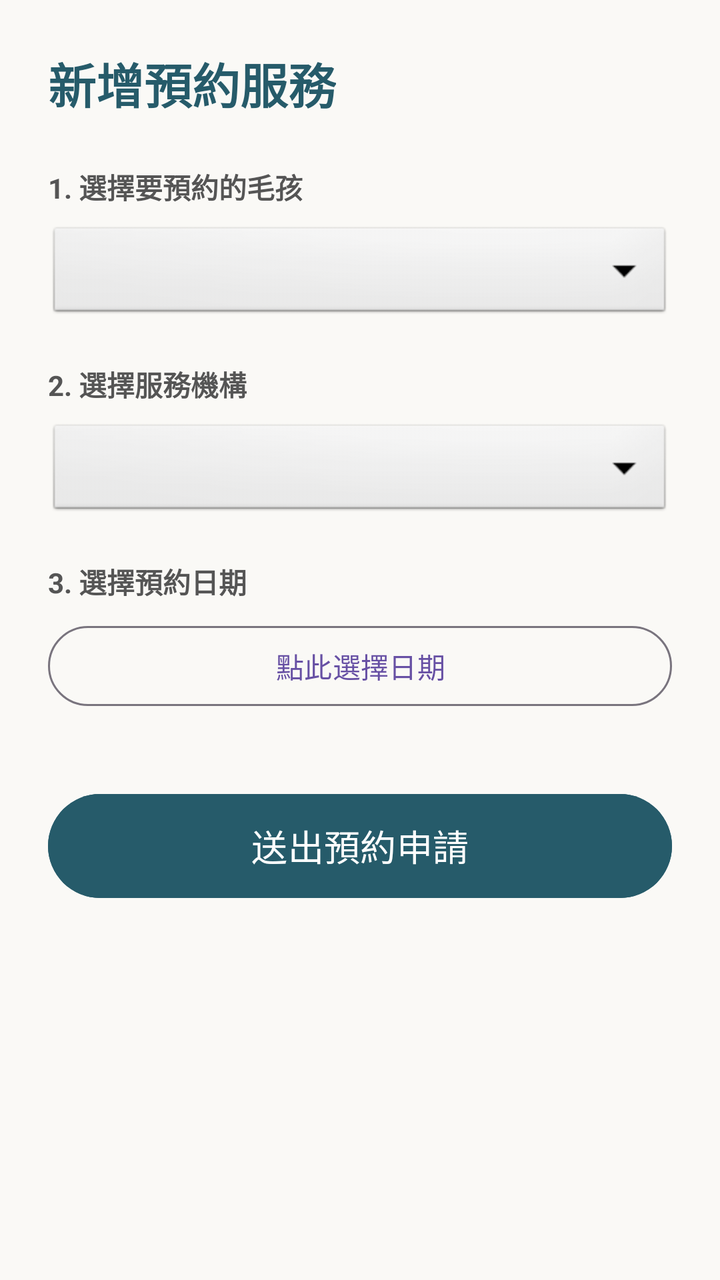
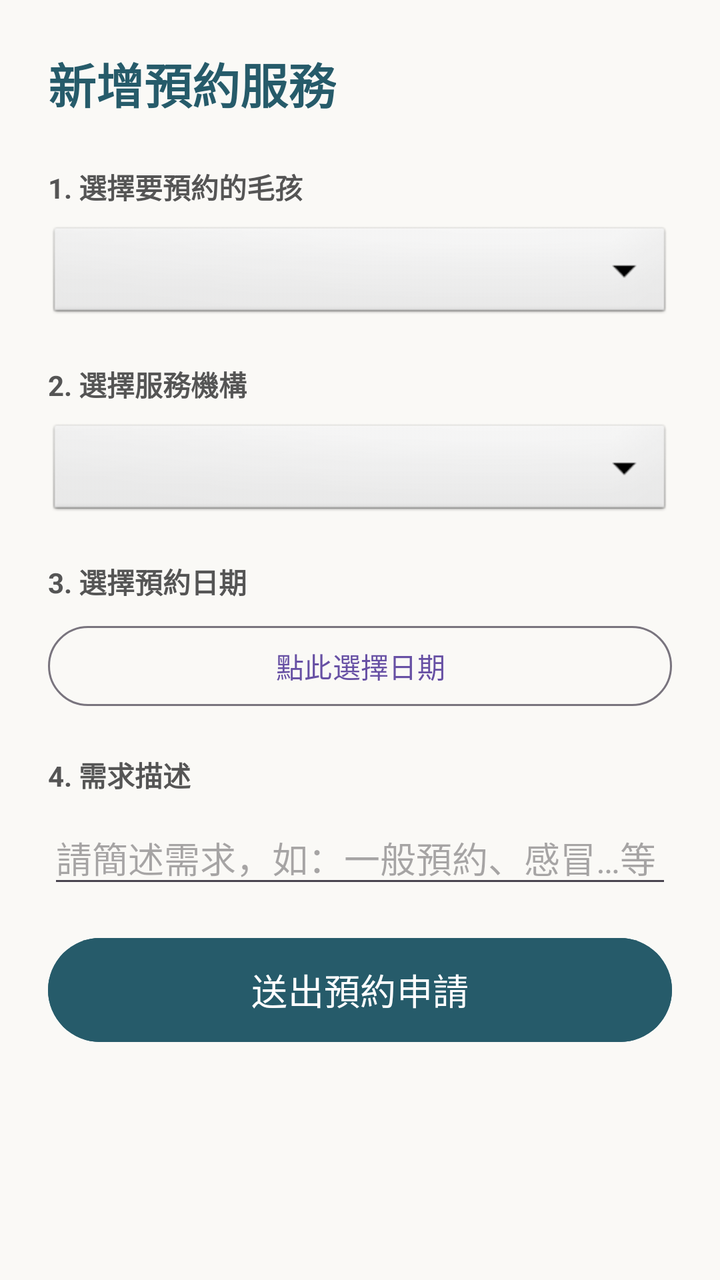

Before-and-after screenshots of an Android layout around one commit, followed by the original layout XML and the change that was made.
<!-- AndroidManifest.xml: application theme Theme.PetCare -->
<!-- res/layout/activity_reservation.xml -->
<?xml version="1.0" encoding="utf-8"?>
<ScrollView xmlns:android="http://schemas.android.com/apk/res/android"
    xmlns:app="http://schemas.android.com/apk/res-auto"
    android:layout_width="match_parent"
    android:layout_height="match_parent"
    android:background="#FAF9F6">

    <LinearLayout
        android:layout_width="match_parent"
        android:layout_height="wrap_content"
        android:orientation="vertical"
        android:padding="24dp">

        <TextView
            android:layout_width="wrap_content"
            android:layout_height="wrap_content"
            android:text="新增預約服務"
            android:textColor="#265B6A"
            android:textSize="24sp"
            android:textStyle="bold"
            android:layout_marginBottom="24dp" />

        
        <TextView
            android:layout_width="wrap_content"
            android:layout_height="wrap_content"
            android:text="1. 選擇要預約的毛孩"
            android:textColor="#555555"
            android:textStyle="bold"
            android:layout_marginBottom="8dp" />

        <Spinner
            android:id="@+id/spinnerPets"
            android:layout_width="match_parent"
            android:layout_height="50dp"
            android:background="@android:drawable/btn_dropdown"
            android:layout_marginBottom="20dp" />

        
        <TextView
            android:layout_width="wrap_content"
            android:layout_height="wrap_content"
            android:text="2. 選擇服務機構"
            android:textColor="#555555"
            android:textStyle="bold"
            android:layout_marginBottom="8dp" />

        <Spinner
            android:id="@+id/spinnerInstitutions"
            android:layout_width="match_parent"
            android:layout_height="50dp"
            android:background="@android:drawable/btn_dropdown"
            android:layout_marginBottom="20dp" />

        
        <TextView
            android:layout_width="wrap_content"
            android:layout_height="wrap_content"
            android:text="3. 選擇預約日期"
            android:textColor="#555555"
            android:textStyle="bold"
            android:layout_marginBottom="8dp" />

        <Button
            android:id="@+id/btnSelectDate"
            android:layout_width="match_parent"
            android:layout_height="wrap_content"
            android:text="點此選擇日期"
            style="?attr/materialButtonOutlinedStyle"
            android:layout_marginBottom="20dp" />

        
        <LinearLayout
            android:id="@+id/layoutTimeSlots"
            android:layout_width="match_parent"
            android:layout_height="wrap_content"
            android:orientation="vertical"
            android:visibility="gone">

            <TextView
                android:layout_width="wrap_content"
                android:layout_height="wrap_content"
                android:text="4. 選擇可預約時段"
                android:textColor="#555555"
                android:textStyle="bold"
                android:layout_marginBottom="8dp" />

            
            <androidx.recyclerview.widget.RecyclerView
                android:id="@+id/recyclerTimeSlots"
                android:layout_width="match_parent"
                android:layout_height="wrap_content"
                android:layout_marginBottom="24dp" />
        </LinearLayout>

        <Button
            android:id="@+id/btnSubmitReservation"
            android:layout_width="match_parent"
            android:layout_height="60dp"
            android:text="送出預約申請"
            android:textSize="18sp"
            android:backgroundTint="#265B6A"
            android:layout_marginTop="16dp" />

    </LinearLayout>
</ScrollView>
<!-- resources referenced by this layout -->
<resources>
  <style name="Theme.PetCare" parent="Base.Theme.PetCare" />
  <style name="Base.Theme.PetCare" parent="Theme.Material3.DayNight.NoActionBar">
          
          
      </style>
</resources>

<!-- the commit's change to res/layout/activity_reservation.xml (unified diff, before → after) -->
@@ -93,6 +93,20 @@
                 android:layout_marginBottom="24dp" />
         </LinearLayout>
 
+        <TextView
+            android:layout_width="wrap_content"
+            android:layout_height="wrap_content"
+            android:text="4. 需求描述"
+            android:textColor="#555555"
+            android:textStyle="bold"
+            android:layout_marginBottom="8dp" />
+
+        <EditText
+            android:id="@+id/etRemarks"
+            android:layout_width="match_parent"
+            android:layout_height="wrap_content"
+            android:hint="請簡述需求，如：一般預約、感冒…等" />
+
         <Button
             android:id="@+id/btnSubmitReservation"
             android:layout_width="match_parent"
